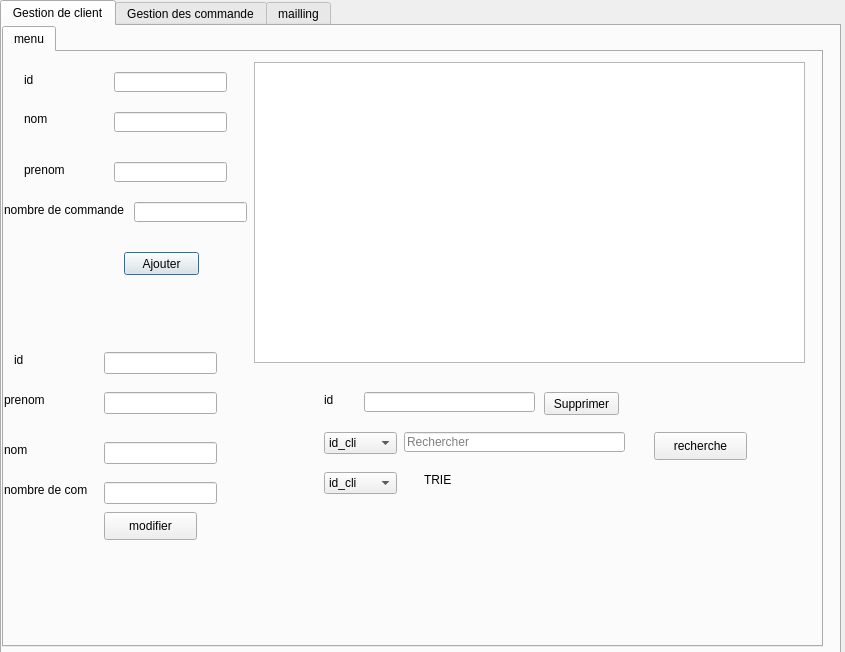
Above: gestion_client/clicom.ui from taiefhilali/THE_MUNCH_CULTURE before the change. Below: the same form after it.
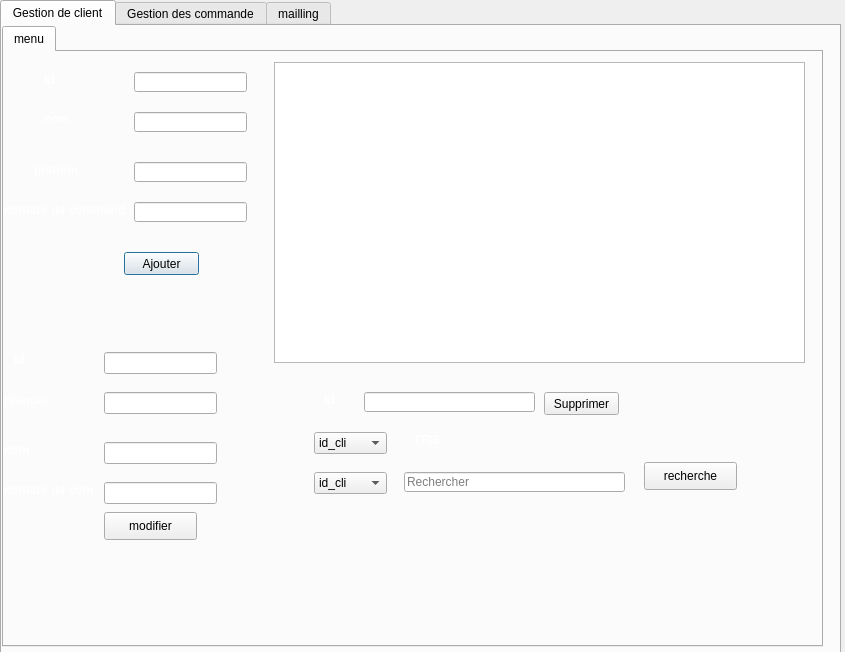
That is the form after the change. The open tabs and pages were chosen to show the change. Icons and pictures are not drawn.

```diff
--- a/gestion_client/clicom.ui
+++ b/gestion_client/clicom.ui
@@ -56,40 +56,40 @@
       <widget class="QLabel" name="label">
        <property name="geometry">
         <rect>
-         <x>20</x>
+         <x>40</x>
          <y>60</y>
          <width>47</width>
          <height>14</height>
         </rect>
        </property>
        <property name="text">
-        <string>nom </string>
+        <string>&lt;html&gt;&lt;head/&gt;&lt;body&gt;&lt;p&gt;&lt;span style=&quot; font-weight:600; color:#ffffff;&quot;&gt;nom &lt;/span&gt;&lt;/p&gt;&lt;/body&gt;&lt;/html&gt;</string>
        </property>
       </widget>
       <widget class="QLabel" name="label_2">
        <property name="geometry">
         <rect>
-         <x>20</x>
+         <x>40</x>
          <y>20</y>
-         <width>121</width>
+         <width>41</width>
          <height>16</height>
         </rect>
        </property>
        <property name="text">
-        <string>id</string>
+        <string>&lt;html&gt;&lt;head/&gt;&lt;body&gt;&lt;p&gt;&lt;span style=&quot; font-weight:600; color:#ffffff;&quot;&gt;id&lt;/span&gt;&lt;/p&gt;&lt;/body&gt;&lt;/html&gt;</string>
        </property>
       </widget>
       <widget class="QLabel" name="label_3">
        <property name="geometry">
         <rect>
-         <x>20</x>
+         <x>30</x>
          <y>110</y>
          <width>71</width>
          <height>16</height>
         </rect>
        </property>
        <property name="text">
-        <string>prenom</string>
+        <string>&lt;html&gt;&lt;head/&gt;&lt;body&gt;&lt;p&gt;&lt;span style=&quot; font-weight:600; color:#ffffff;&quot;&gt;prenom&lt;/span&gt;&lt;/p&gt;&lt;/body&gt;&lt;/html&gt;</string>
        </property>
       </widget>
       <widget class="QLabel" name="label_4">
@@ -102,13 +102,13 @@
         </rect>
        </property>
        <property name="text">
-        <string>nombre de commande</string>
+        <string>&lt;html&gt;&lt;head/&gt;&lt;body&gt;&lt;p&gt;&lt;span style=&quot; font-weight:600; color:#ffffff;&quot;&gt;nombre de commande&lt;/span&gt;&lt;/p&gt;&lt;/body&gt;&lt;/html&gt;</string>
        </property>
       </widget>
       <widget class="QLineEdit" name="le_id">
        <property name="geometry">
         <rect>
-         <x>110</x>
+         <x>130</x>
          <y>20</y>
          <width>113</width>
          <height>20</height>
@@ -121,7 +121,7 @@
       <widget class="QLineEdit" name="le_prenom">
        <property name="geometry">
         <rect>
-         <x>110</x>
+         <x>130</x>
          <y>110</y>
          <width>113</width>
          <height>20</height>
@@ -154,7 +154,7 @@
       <widget class="QLineEdit" name="le_nom">
        <property name="geometry">
         <rect>
-         <x>110</x>
+         <x>130</x>
          <y>60</y>
          <width>113</width>
          <height>20</height>
@@ -164,9 +164,9 @@
       <widget class="QTableView" name="tableView_3">
        <property name="geometry">
         <rect>
-         <x>250</x>
+         <x>270</x>
          <y>10</y>
-         <width>551</width>
+         <width>531</width>
          <height>301</height>
         </rect>
        </property>
@@ -176,12 +176,12 @@
         <rect>
          <x>320</x>
          <y>340</y>
-         <width>121</width>
+         <width>31</width>
          <height>16</height>
         </rect>
        </property>
        <property name="text">
-        <string>id</string>
+        <string>&lt;html&gt;&lt;head/&gt;&lt;body&gt;&lt;p&gt;&lt;span style=&quot; font-weight:600; color:#ffffff;&quot;&gt;id&lt;/span&gt;&lt;/p&gt;&lt;/body&gt;&lt;/html&gt;</string>
        </property>
       </widget>
       <widget class="QLineEdit" name="le_idsupprimer">
@@ -213,8 +213,8 @@
       <widget class="QPushButton" name="push_recherche_3">
        <property name="geometry">
         <rect>
-         <x>650</x>
-         <y>380</y>
+         <x>640</x>
+         <y>410</y>
          <width>93</width>
          <height>28</height>
         </rect>
@@ -227,7 +227,7 @@
        <property name="geometry">
         <rect>
          <x>400</x>
-         <y>380</y>
+         <y>420</y>
          <width>221</width>
          <height>20</height>
         </rect>
@@ -246,7 +246,7 @@
         </rect>
        </property>
        <property name="text">
-        <string>id</string>
+        <string>&lt;html&gt;&lt;head/&gt;&lt;body&gt;&lt;p&gt;&lt;span style=&quot; font-weight:600; color:#ffffff;&quot;&gt;id&lt;/span&gt;&lt;/p&gt;&lt;/body&gt;&lt;/html&gt;</string>
        </property>
       </widget>
       <widget class="QLabel" name="label_6">
@@ -259,7 +259,7 @@
         </rect>
        </property>
        <property name="text">
-        <string>prenom</string>
+        <string>&lt;html&gt;&lt;head/&gt;&lt;body&gt;&lt;p&gt;&lt;span style=&quot; font-weight:600; color:#ffffff;&quot;&gt;prenom&lt;/span&gt;&lt;/p&gt;&lt;/body&gt;&lt;/html&gt;</string>
        </property>
       </widget>
       <widget class="QLabel" name="label_7">
@@ -272,7 +272,7 @@
         </rect>
        </property>
        <property name="text">
-        <string>nom</string>
+        <string>&lt;html&gt;&lt;head/&gt;&lt;body&gt;&lt;p&gt;&lt;span style=&quot; font-weight:600; color:#ffffff;&quot;&gt;nom&lt;/span&gt;&lt;/p&gt;&lt;/body&gt;&lt;/html&gt;</string>
        </property>
       </widget>
       <widget class="QLabel" name="label_8">
@@ -285,7 +285,7 @@
         </rect>
        </property>
        <property name="text">
-        <string>nombre de com</string>
+        <string>&lt;html&gt;&lt;head/&gt;&lt;body&gt;&lt;p&gt;&lt;span style=&quot; font-weight:600; color:#ffffff;&quot;&gt;nombre de com&lt;/span&gt;&lt;/p&gt;&lt;/body&gt;&lt;/html&gt;</string>
        </property>
       </widget>
       <widget class="QLineEdit" name="idclient">
@@ -344,8 +344,8 @@
       <widget class="QComboBox" name="trie">
        <property name="geometry">
         <rect>
-         <x>320</x>
-         <y>420</y>
+         <x>310</x>
+         <y>380</y>
          <width>73</width>
          <height>22</height>
         </rect>
@@ -374,21 +374,21 @@
       <widget class="QLabel" name="label_9">
        <property name="geometry">
         <rect>
-         <x>420</x>
-         <y>420</y>
+         <x>410</x>
+         <y>380</y>
          <width>56</width>
          <height>16</height>
         </rect>
        </property>
        <property name="text">
-        <string>TRIE</string>
+        <string>&lt;html&gt;&lt;head/&gt;&lt;body&gt;&lt;p&gt;&lt;span style=&quot; font-weight:600; color:#ffffff;&quot;&gt;TRIE&lt;/span&gt;&lt;/p&gt;&lt;/body&gt;&lt;/html&gt;</string>
        </property>
       </widget>
       <widget class="QComboBox" name="rechercher_cli">
        <property name="geometry">
         <rect>
-         <x>320</x>
-         <y>380</y>
+         <x>310</x>
+         <y>420</y>
          <width>73</width>
          <height>22</height>
         </rect>
@@ -414,6 +414,58 @@
         </property>
        </item>
       </widget>
+      <widget class="QLabel" name="label_23">
+       <property name="geometry">
+        <rect>
+         <x>0</x>
+         <y>0</y>
+         <width>811</width>
+         <height>591</height>
+        </rect>
+       </property>
+       <property name="styleSheet">
+        <string notr="true">background-color:tranparent;
+
+border-image:url(:/StyleSheet/11.jpg);
+
+background:none;
+
+border:none;
+
+background-repeat:none;</string>
+       </property>
+       <property name="text">
+        <string/>
+       </property>
+      </widget>
+      <zorder>label_23</zorder>
+      <zorder>label</zorder>
+      <zorder>label_2</zorder>
+      <zorder>label_3</zorder>
+      <zorder>label_4</zorder>
+      <zorder>le_id</zorder>
+      <zorder>le_prenom</zorder>
+      <zorder>le_nombre</zorder>
+      <zorder>Ajouter</zorder>
+      <zorder>le_nom</zorder>
+      <zorder>tableView_3</zorder>
+      <zorder>label_5</zorder>
+      <zorder>le_idsupprimer</zorder>
+      <zorder>supprimer_3</zorder>
+      <zorder>push_recherche_3</zorder>
+      <zorder>le_recherche_3</zorder>
+      <zorder>label_44</zorder>
+      <zorder>label_6</zorder>
+      <zorder>label_7</zorder>
+      <zorder>label_8</zorder>
+      <zorder>idclient</zorder>
+      <zorder>nomclient</zorder>
+      <zorder>prenomclient</zorder>
+      <zorder>nombreclient</zorder>
+      <zorder>modifier</zorder>
+      <zorder>trie</zorder>
+      <zorder>label_9</zorder>
+      <zorder>rechercher_cli</zorder>
      </widget>
     </widget>
    </widget>
```
Left out of the diff: 108 changed lines with no effect on the pictures.
